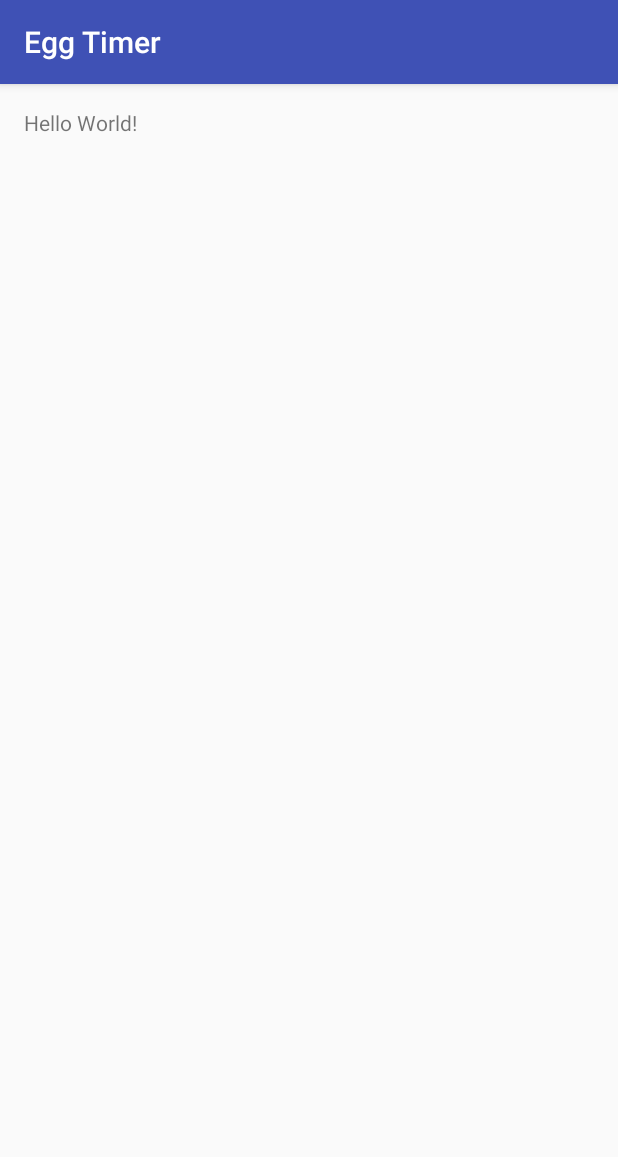
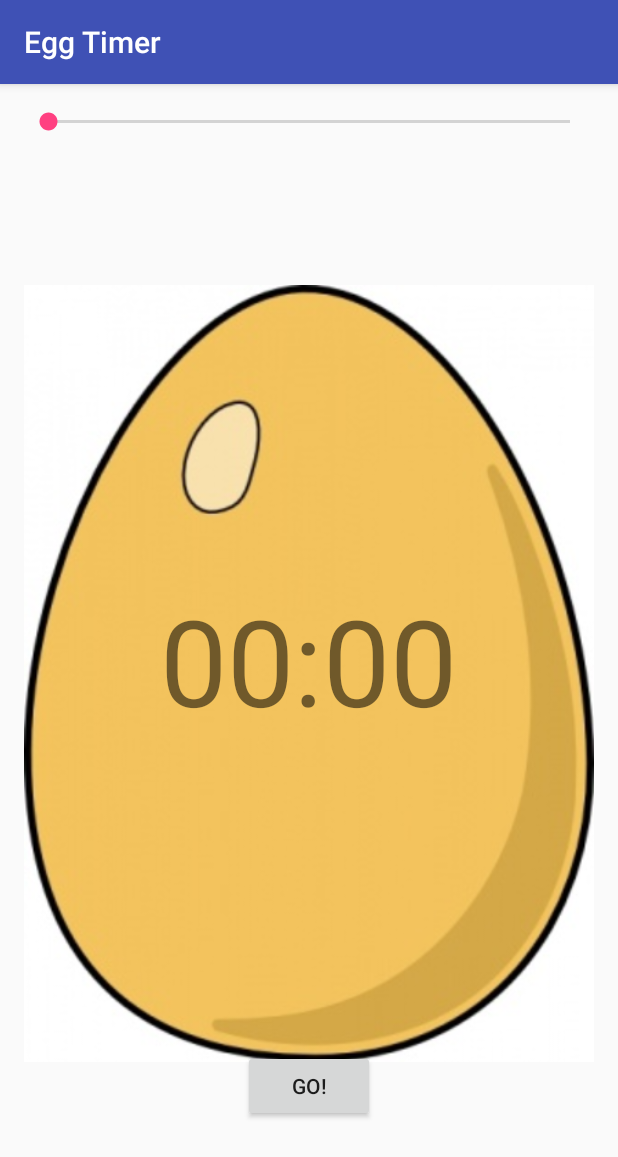
Before and after one commit to garfieldchou/EggTimer, an Android app: the screen it shows after launch (MainActivity), on a phone screen of 412 x 824 dp. Shown: the top 1157 px of the screen. Run offline under Robolectric (Android 15) with nearby library versions, the phone set to English and light mode, and no system bars.

Commit message:
Setup layout for this app
SeekBar
ImageView
Button*2
LinearLayout(horizontal) with 3 TextViews

```diff
--- a/app/src/main/AndroidManifest.xml
+++ b/app/src/main/AndroidManifest.xml
@@ -1,14 +1,14 @@
 <?xml version="1.0" encoding="utf-8"?>
 <manifest xmlns:android="http://schemas.android.com/apk/res/android"
-    package="com.garfield_chou.eggtimer" >
+    package="com.garfield_chou.eggtimer">
 
     <application
         android:allowBackup="true"
         android:icon="@mipmap/ic_launcher"
         android:label="@string/app_name"
         android:supportsRtl="true"
-        android:theme="@style/AppTheme" >
-        <activity android:name=".MainActivity" >
+        android:theme="@style/AppTheme">
+        <activity android:name=".MainActivity">
             <intent-filter>
                 <action android:name="android.intent.action.MAIN" />
 
--- a/app/src/main/res/layout/activity_main.xml
+++ b/app/src/main/res/layout/activity_main.xml
@@ -1,18 +1,87 @@
 <?xml version="1.0" encoding="utf-8"?>
-<RelativeLayout
-    xmlns:android="http://schemas.android.com/apk/res/android"
+<RelativeLayout xmlns:android="http://schemas.android.com/apk/res/android"
+    xmlns:app="http://schemas.android.com/apk/res-auto"
     xmlns:tools="http://schemas.android.com/tools"
     android:id="@+id/activity_main"
     android:layout_width="match_parent"
     android:layout_height="match_parent"
+    android:paddingBottom="@dimen/activity_vertical_margin"
     android:paddingLeft="@dimen/activity_horizontal_margin"
     android:paddingRight="@dimen/activity_horizontal_margin"
     android:paddingTop="@dimen/activity_vertical_margin"
-    android:paddingBottom="@dimen/activity_vertical_margin"
     tools:context="com.garfield_chou.eggtimer.MainActivity">
 
-    <TextView
+    <SeekBar
         android:layout_width="wrap_content"
         android:layout_height="wrap_content"
-        android:text="Hello World!" />
+        android:layout_alignParentTop="true"
+        android:id="@+id/timerSeekBar"
+        android:layout_alignParentRight="true"
+        android:layout_alignParentEnd="true"
+        android:layout_alignParentLeft="true"
+        android:layout_alignParentStart="true" />
+
+    <ImageView
+        android:layout_width="wrap_content"
+        android:layout_height="wrap_content"
+        app:srcCompat="@drawable/egg"
+        android:id="@+id/imageView"
+        android:layout_centerVertical="true"
+        android:layout_centerHorizontal="true"
+        android:layout_below="@+id/timerSeekBar"
+        android:layout_alignParentLeft="true"
+        android:layout_alignParentRight="true"
+        android:layout_alignParentBottom="true" />
+
+    <Button
+        android:text="Go!"
+        android:layout_width="wrap_content"
+        android:layout_height="wrap_content"
+        android:layout_alignParentBottom="true"
+        android:layout_centerHorizontal="true"
+        android:layout_marginBottom="60dp"
+        android:id="@+id/goButton" />
+
+    <Button
+        android:text="Stop"
+        android:layout_width="wrap_content"
+        android:layout_height="wrap_content"
+        android:layout_alignBottom="@+id/goButton"
+        android:layout_alignRight="@+id/goButton"
+        android:layout_alignEnd="@+id/goButton"
+        android:id="@+id/stopButton"
+        android:alpha="0" />
+
+    <LinearLayout
+        android:orientation="horizontal"
+        android:layout_width="wrap_content"
+        android:layout_height="wrap_content"
+        android:layout_centerVertical="true"
+        android:layout_centerHorizontal="true"
+        android:id="@+id/counterLayout">
+
+        <TextView
+            android:text="00"
+            android:layout_width="wrap_content"
+            android:layout_height="wrap_content"
+            android:id="@+id/minTextView"
+            android:layout_weight="1"
+            android:textSize="80sp" />
+
+        <TextView
+            android:text=":"
+            android:layout_width="wrap_content"
+            android:layout_height="wrap_content"
+            android:layout_weight="1"
+            android:textSize="80sp" />
+
+        <TextView
+            android:text="00"
+            android:layout_width="wrap_content"
+            android:layout_height="wrap_content"
+            android:id="@+id/secTextView"
+            android:layout_weight="1"
+            android:textSize="80sp" />
+    </LinearLayout>
+
 </RelativeLayout>
```
Also changed, not shown: app/src/main/res/drawable/egg.jpg (added), 1 other file.
